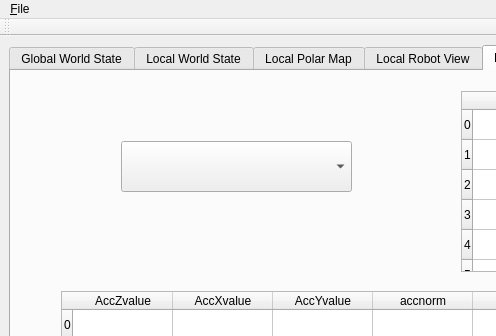
First picture: the form in GUITools/KMonitor/KMonitor.ui, repository kouretes/Monas, before the edit; both pictures show x 0 to 496 and y 0 to 336 of the 1268 by 730 pixel window.
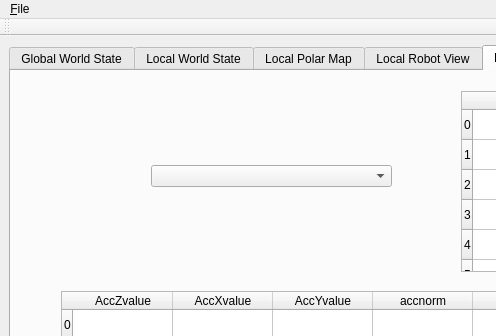
Second picture: the form after the edit. Custom widgets are drawn as their Qt base class.

Commit message: Changes in LWS tree from list elements widget

What changed in the file:
```diff
--- a/GUITools/KMonitor/KMonitor.ui
+++ b/GUITools/KMonitor/KMonitor.ui
@@ -97,7 +97,19 @@
              <widget class="QComboBox" name="LWSComboBox"/>
             </item>
             <item>
-             <widget class="QListWidget" name="LWSListWidget">
+             <widget class="QTreeWidget" name="LWSTreeWidget">
+              <column>
+               <property name="text">
+                <string>Available Graphical Elements</string>
+               </property>
+              </column>
+              <item>
+               <property name="text">
+                <string>(Un) Check all</string>
+               </property>
+               <property name="checkState">
+                <enum>Checked</enum>
+               </property>
               <item>
                <property name="text">
                 <string>Estimated Robot Pose</string>
@@ -108,7 +120,7 @@
               </item>
               <item>
                <property name="text">
-                <string>Estimated Ball Position </string>
+                 <string>Estimated Ball Position</string>
                </property>
                <property name="checkState">
                 <enum>Checked</enum>
@@ -162,6 +174,7 @@
                 <enum>Checked</enum>
                </property>
               </item>
+              </item>
              </widget>
             </item>
            </layout>
@@ -738,7 +751,22 @@
          </property>
         </column>
        </widget>
-       <widget class="QTableWidget" name="LSDHeadTableWidget">
+       <widget class="QWidget" name="verticalLayoutWidget">
+        <property name="geometry">
+         <rect>
+          <x>140</x>
+          <y>60</y>
+          <width>241</width>
+          <height>91</height>
+         </rect>
+        </property>
+        <layout class="QVBoxLayout" name="verticalLayout_3">
+         <item>
+          <widget class="QComboBox" name="LSDComboBox"/>
+         </item>
+        </layout>
+       </widget>
+       <widget class="QWidget" name="verticalLayoutWidget_2">
         <property name="geometry">
          <rect>
           <x>450</x>
@@ -747,6 +775,9 @@
           <height>181</height>
          </rect>
         </property>
+        <layout class="QVBoxLayout" name="verticalLayout_4">
+         <item>
+          <widget class="QTableWidget" name="LSDHeadTableWidget">
         <row>
          <property name="text">
           <string>0</string>
@@ -828,15 +859,8 @@
          </property>
         </item>
        </widget>
-       <widget class="QComboBox" name="LSDComboBox">
-        <property name="geometry">
-         <rect>
-          <x>110</x>
-          <y>70</y>
-          <width>231</width>
-          <height>51</height>
-         </rect>
-        </property>
+         </item>
+        </layout>
        </widget>
       </widget>
       <widget class="KccHandler" name="KCCTab">
```
Lines whose indentation alone changed are shown as unchanged. The commit also changes 6 other files.
